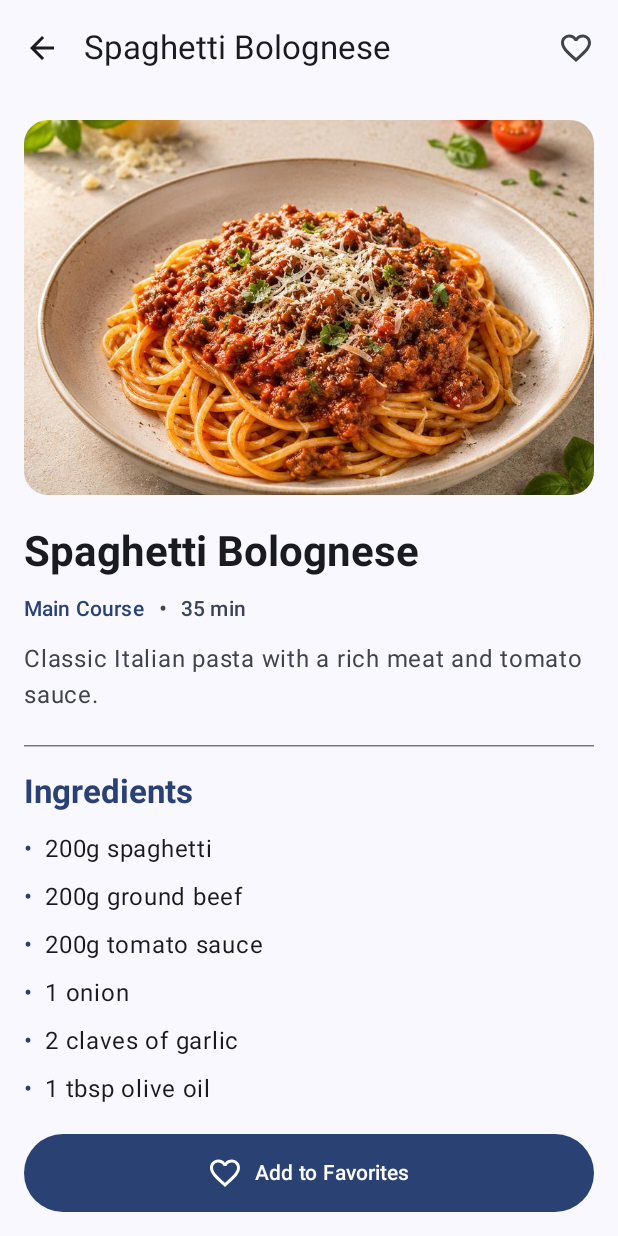
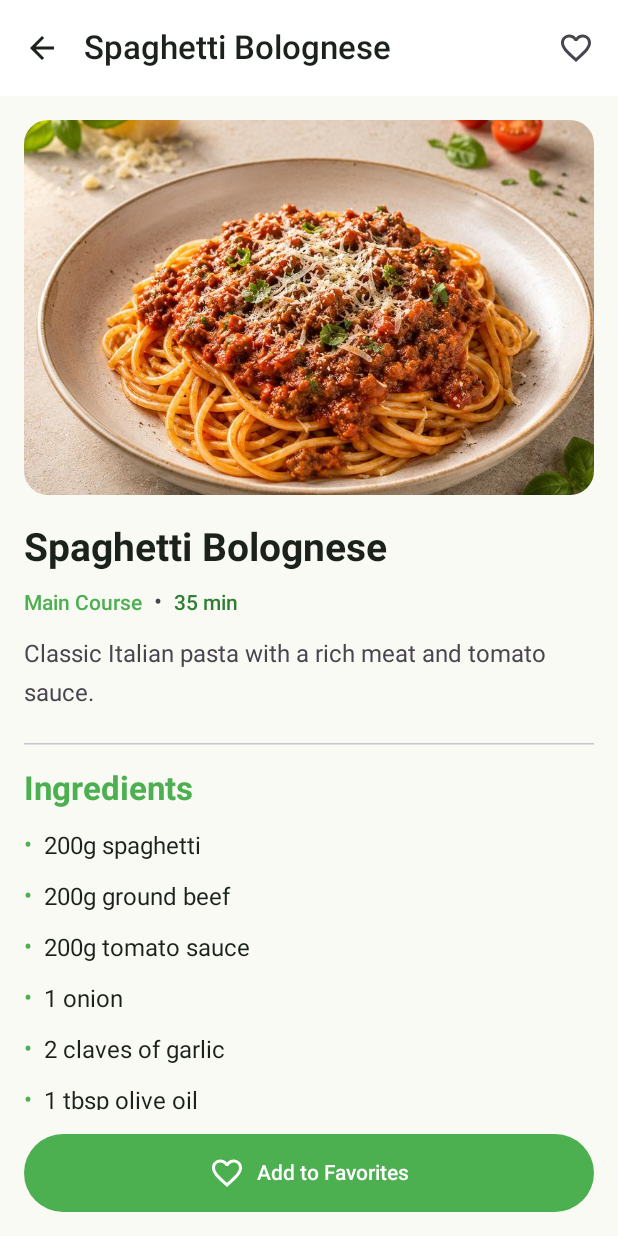
Before and after one commit to Nartay181/NutriMate, an Android app built with Jetpack Compose: the screen it shows after launch (MainActivity), after a tap on "Spaghetti Bolognese", on a phone screen of 412 x 824 dp. Run offline under Robolectric (Android 15) with nearby library versions, the phone set to English and light mode, and no system bars.

Commit message:
Customize NutriMate color palette and typography

```diff
--- a/app/src/main/java/com/nutrimate/app/ui/theme/Color.kt
+++ b/app/src/main/java/com/nutrimate/app/ui/theme/Color.kt
@@ -1,11 +1,16 @@
+
 package com.nutrimate.app.ui.theme
 
 import androidx.compose.ui.graphics.Color
 
-val Purple80 = Color(0xFFD0BCFF)
-val PurpleGrey80 = Color(0xFFCCC2DC)
-val Pink80 = Color(0xFFEFB8C8)
+val GreenPrimary = Color(0xFF4CAF50)
+val GreenSecondary = Color(0xFF2E7D32)
+val OrangeAccent = Color(0xFFFFB74D)
+val LightBackground = Color(0xFFFAFAF5)
+val LightSurface = Color(0xFFFFFFFF)
 
-val Purple40 = Color(0xFF6650a4)
-val PurpleGrey40 = Color(0xFF625b71)
-val Pink40 = Color(0xFF7D5260)
+val DarkGreenPrimary = Color(0xFF81C784)
+val DarkGreenSecondary = Color(0xFFA5D6A7)
+val DarkOrangeAccent = Color(0xFFFFCC80)
+val DarkBackground = Color(0xFF121712)
+val DarkSurface = Color(0xFF1E261E)
--- a/app/src/main/java/com/nutrimate/app/ui/theme/Theme.kt
+++ b/app/src/main/java/com/nutrimate/app/ui/theme/Theme.kt
@@ -1,53 +1,48 @@
+
 package com.nutrimate.app.ui.theme
 
-import android.app.Activity
-import android.os.Build
 import androidx.compose.foundation.isSystemInDarkTheme
 import androidx.compose.material3.MaterialTheme
 import androidx.compose.material3.darkColorScheme
-import androidx.compose.material3.dynamicDarkColorScheme
-import androidx.compose.material3.dynamicLightColorScheme
 import androidx.compose.material3.lightColorScheme
 import androidx.compose.runtime.Composable
-import androidx.compose.ui.platform.LocalContext
+import androidx.compose.ui.graphics.Color
+
+private val LightColorScheme = lightColorScheme(
+    primary = GreenPrimary,
+    onPrimary = Color.White,
+    secondary = GreenSecondary,
+    onSecondary = Color.White,
+    tertiary = OrangeAccent,
+    onTertiary = Color.Black,
+    background = LightBackground,
+    onBackground = Color(0xFF1B211B),
+    surface = LightSurface,
+    onSurface = Color(0xFF1B211B)
+)
 
 private val DarkColorScheme = darkColorScheme(
-    primary = Purple80,
-    secondary = PurpleGrey80,
-    tertiary = Pink80
-)
-
-private val LightColorScheme = lightColorScheme(
-    primary = Purple40,
-    secondary = PurpleGrey40,
-    tertiary = Pink40
-
-    /* Other default colors to override
-    background = Color(0xFFFFFBFE),
-    surface = Color(0xFFFFFBFE),
-    onPrimary = Color.White,
-    onSecondary = Color.White,
-    onTertiary = Color.White,
-    onBackground = Color(0xFF1C1B1F),
-    onSurface = Color(0xFF1C1B1F),
-    */
+    primary = DarkGreenPrimary,
+    onPrimary = Color(0xFF003909),
+    secondary = DarkGreenSecondary,
+    onSecondary = Color(0xFF103A17),
+    tertiary = DarkOrangeAccent,
+    onTertiary = Color(0xFF442A00),
+    background = DarkBackground,
+    onBackground = Color(0xFFE2E9E0),
+    surface = DarkSurface,
+    onSurface = Color(0xFFE2E9E0)
 )
 
 @Composable
 fun NutriMateTheme(
     darkTheme: Boolean = isSystemInDarkTheme(),
-    // Dynamic color is available on Android 12+
-    dynamicColor: Boolean = true,
     content: @Composable () -> Unit
 ) {
-    val colorScheme = when {
-        dynamicColor && Build.VERSION.SDK_INT >= Build.VERSION_CODES.S -> {
-            val context = LocalContext.current
-            if (darkTheme) dynamicDarkColorScheme(context) else dynamicLightColorScheme(context)
-        }
-
-        darkTheme -> DarkColorScheme
-        else -> LightColorScheme
+    val colorScheme = if (darkTheme) {
+        DarkColorScheme
+    } else {
+        LightColorScheme
     }
 
     MaterialTheme(
--- a/app/src/main/java/com/nutrimate/app/ui/theme/Type.kt
+++ b/app/src/main/java/com/nutrimate/app/ui/theme/Type.kt
@@ -1,3 +1,4 @@
+
 package com.nutrimate.app.ui.theme
 
 import androidx.compose.material3.Typography
@@ -6,29 +7,53 @@ import androidx.compose.ui.text.font.FontFamily
 import androidx.compose.ui.text.font.FontWeight
 import androidx.compose.ui.unit.sp
 
-// Set of Material typography styles to start with
 val Typography = Typography(
+    headlineLarge = TextStyle(
+        fontFamily = FontFamily.SansSerif,
+        fontWeight = FontWeight.Bold,
+        fontSize = 32.sp,
+        lineHeight = 40.sp
+    ),
+
+    headlineMedium = TextStyle(
+        fontFamily = FontFamily.SansSerif,
+        fontWeight = FontWeight.Bold,
+        fontSize = 26.sp,
+        lineHeight = 34.sp
+    ),
+
+    titleLarge = TextStyle(
+        fontFamily = FontFamily.SansSerif,
+        fontWeight = FontWeight.SemiBold,
+        fontSize = 22.sp,
+        lineHeight = 28.sp
+    ),
+
+    titleMedium = TextStyle(
+        fontFamily = FontFamily.SansSerif,
+        fontWeight = FontWeight.SemiBold,
+        fontSize = 18.sp,
+        lineHeight = 24.sp
+    ),
+
     bodyLarge = TextStyle(
-        fontFamily = FontFamily.Default,
+        fontFamily = FontFamily.SansSerif,
         fontWeight = FontWeight.Normal,
         fontSize = 16.sp,
-        lineHeight = 24.sp,
-        letterSpacing = 0.5.sp
+        lineHeight = 26.sp
+    ),
+
+    bodyMedium = TextStyle(
+        fontFamily = FontFamily.SansSerif,
+        fontWeight = FontWeight.Normal,
+        fontSize = 14.sp,
+        lineHeight = 22.sp
+    ),
+
+    labelLarge = TextStyle(
+        fontFamily = FontFamily.SansSerif,
+        fontWeight = FontWeight.Medium,
+        fontSize = 14.sp,
+        lineHeight = 20.sp
     )
-    /* Other default text styles to override
-    titleLarge = TextStyle(
-        fontFamily = FontFamily.Default,
-        fontWeight = FontWeight.Normal,
-        fontSize = 22.sp,
-        lineHeight = 28.sp,
-        letterSpacing = 0.sp
-    ),
-    labelSmall = TextStyle(
-        fontFamily = FontFamily.Default,
-        fontWeight = FontWeight.Medium,
-        fontSize = 11.sp,
-        lineHeight = 16.sp,
-        letterSpacing = 0.5.sp
-    )
-    */
 )
```
